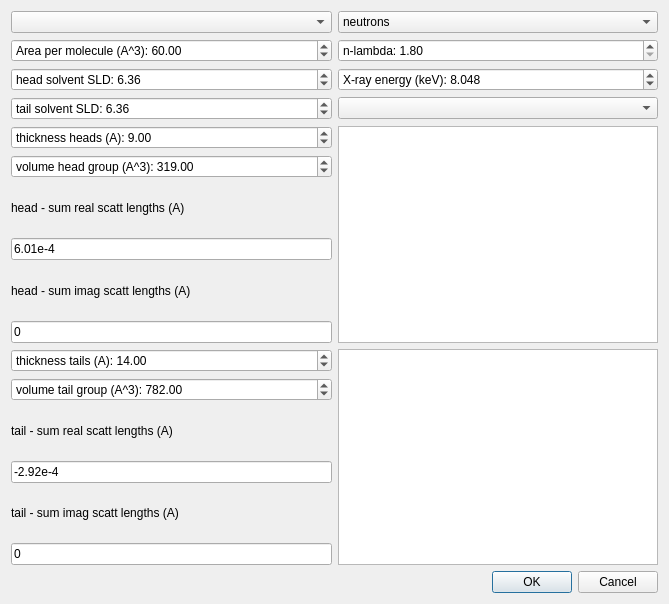
First picture: the form in refnx/reflect/_app/ui/lipid_leaflet.ui, repository refnx/refnx, before the edit.
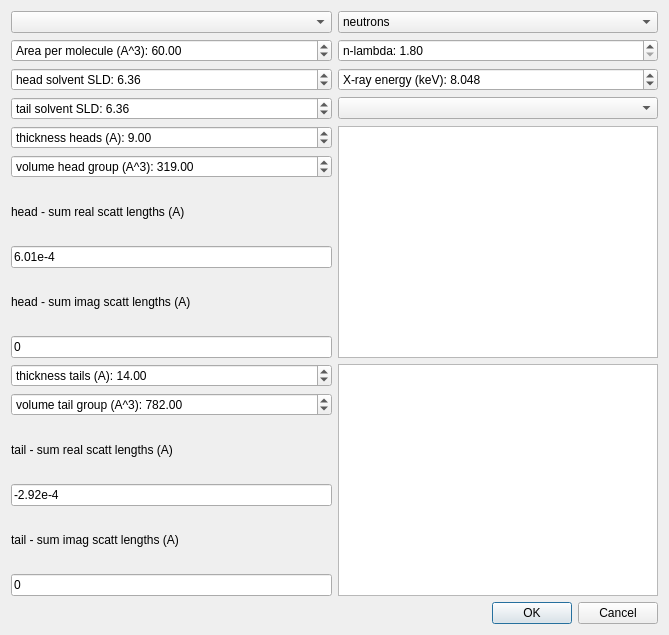
Second picture: the form after the edit.

Commit message: display references

Patch:
```diff
--- a/refnx/reflect/_app/ui/lipid_leaflet.ui
+++ b/refnx/reflect/_app/ui/lipid_leaflet.ui
@@ -7,7 +7,7 @@
     <x>0</x>
     <y>0</y>
     <width>669</width>
-    <height>604</height>
+    <height>635</height>
    </rect>
   </property>
   <property name="windowTitle">
@@ -206,14 +206,7 @@
     </widget>
    </item>
    <item row="10" column="1" rowspan="6">
-    <widget class="QPlainTextEdit" name="references">
-     <property name="acceptDrops">
-      <bool>false</bool>
-     </property>
-     <property name="plainText">
-      <string notr="true"/>
-     </property>
-    </widget>
+    <widget class="QTextBrowser" name="references"/>
    </item>
    <item row="11" column="0">
     <widget class="QDoubleSpinBox" name="V_t">
```
The commit also changes 1 other file.
